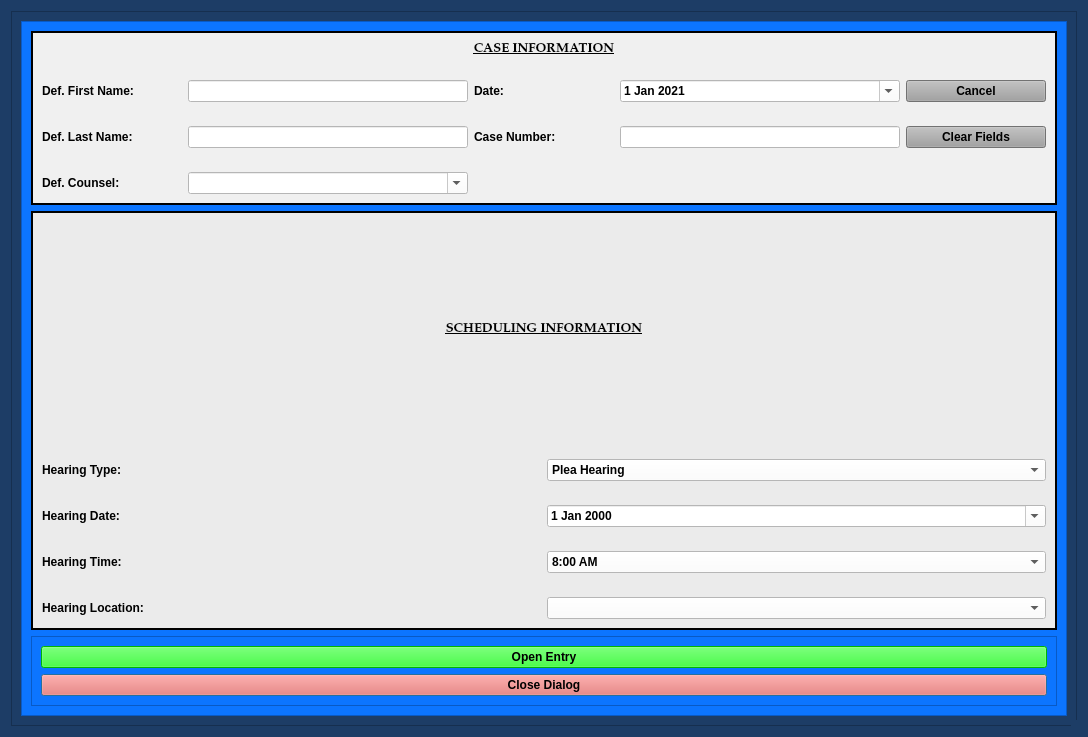
This is munientry/views/ui/GeneralNoticeOfHearingDialog.ui in HunterProgram22/MuniEntry as Qt 5 draws it before an edit. The edited form follows.
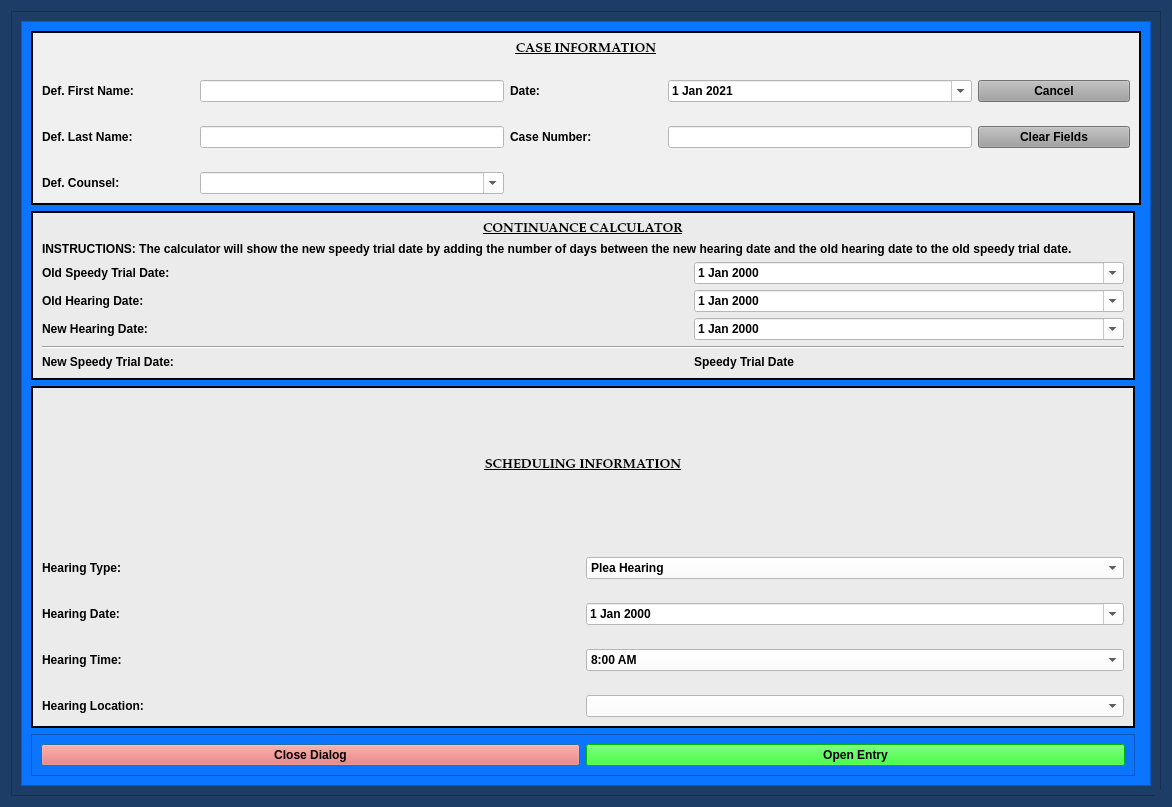
This is the edited form. Custom widgets are drawn as their Qt base class.

Commit message: Added continuance calculator to General Hearing Notice.

```diff
--- a/munientry/views/ui/GeneralNoticeOfHearingDialog.ui
+++ b/munientry/views/ui/GeneralNoticeOfHearingDialog.ui
@@ -12,8 +12,8 @@
    <rect>
     <x>0</x>
     <y>0</y>
-    <width>1088</width>
-    <height>737</height>
+    <width>1172</width>
+    <height>807</height>
    </rect>
   </property>
   <property name="sizePolicy">
@@ -180,12 +180,12 @@
           <rect>
            <x>0</x>
            <y>0</y>
-           <width>1048</width>
-           <height>697</height>
+           <width>1132</width>
+           <height>767</height>
           </rect>
          </property>
          <layout class="QGridLayout" name="gridLayout_2">
-          <item row="2" column="0">
+          <item row="3" column="0">
            <widget class="QFrame" name="frame_8">
             <property name="styleSheet">
              <string notr="true">background-color: rgb(12, 117, 255);</string>
@@ -197,19 +197,7 @@
              <enum>QFrame::Raised</enum>
             </property>
             <layout class="QGridLayout" name="gridLayout_10">
-             <item row="2" column="0">
-              <widget class="QPushButton" name="close_dialog_Button">
-               <property name="styleSheet">
-                <string notr="true">background-color: rgb(255, 96, 82);
-font: 75 11pt &quot;Palatino Linotype&quot;;
-font-weight: bold;</string>
-               </property>
-               <property name="text">
-                <string>Close Dialog</string>
-               </property>
-              </widget>
-             </item>
-             <item row="0" column="0">
+             <item row="0" column="1">
               <widget class="QPushButton" name="create_entry_Button">
                <property name="styleSheet">
                 <string notr="true">background-color: rgb(0, 255, 0);
@@ -224,10 +212,202 @@
                </property>
               </widget>
              </item>
+             <item row="0" column="0">
+              <widget class="QPushButton" name="close_dialog_Button">
+               <property name="styleSheet">
+                <string notr="true">background-color: rgb(255, 96, 82);
+font: 75 11pt &quot;Palatino Linotype&quot;;
+font-weight: bold;</string>
+               </property>
+               <property name="text">
+                <string>Close Dialog</string>
+               </property>
+              </widget>
+             </item>
             </layout>
            </widget>
           </item>
-          <item row="1" column="0">
+          <item row="0" column="0" colspan="2">
+           <widget class="QFrame" name="case_name_Frame">
+            <property name="sizePolicy">
+             <sizepolicy hsizetype="Preferred" vsizetype="Preferred">
+              <horstretch>0</horstretch>
+              <verstretch>0</verstretch>
+             </sizepolicy>
+            </property>
+            <property name="styleSheet">
+             <string notr="true">background-color: rgb(240, 240, 240);</string>
+            </property>
+            <property name="frameShape">
+             <enum>QFrame::Box</enum>
+            </property>
+            <property name="frameShadow">
+             <enum>QFrame::Plain</enum>
+            </property>
+            <property name="lineWidth">
+             <number>2</number>
+            </property>
+            <layout class="QGridLayout" name="gridLayout_5">
+             <item row="0" column="0">
+              <layout class="QGridLayout" name="gridLayout" columnstretch="1,2,1,2,1">
+               <property name="verticalSpacing">
+                <number>24</number>
+               </property>
+               <item row="1" column="0">
+                <widget class="QLabel" name="label">
+                 <property name="text">
+                  <string>Def. First Name:</string>
+                 </property>
+                </widget>
+               </item>
+               <item row="1" column="1">
+                <widget class="QLineEdit" name="defendant_first_name_lineEdit">
+                 <property name="styleSheet">
+                  <string notr="true">background-color: rgb(255, 255, 255);</string>
+                 </property>
+                </widget>
+               </item>
+               <item row="1" column="2">
+                <widget class="QLabel" name="label_26">
+                 <property name="text">
+                  <string>Date:</string>
+                 </property>
+                </widget>
+               </item>
+               <item row="1" column="3">
+                <widget class="NoScrollDateEdit" name="entry_date">
+                 <property name="focusPolicy">
+                  <enum>Qt::NoFocus</enum>
+                 </property>
+                 <property name="styleSheet">
+                  <string notr="true">color: rgb(0, 0, 0);
+background-color: rgb(255, 255, 255);</string>
+                 </property>
+                 <property name="minimumDate">
+                  <date>
+                   <year>2021</year>
+                   <month>1</month>
+                   <day>1</day>
+                  </date>
+                 </property>
+                 <property name="calendarPopup">
+                  <bool>true</bool>
+                 </property>
+                 <property name="date">
+                  <date>
+                   <year>2021</year>
+                   <month>1</month>
+                   <day>1</day>
+                  </date>
+                 </property>
+                </widget>
+               </item>
+               <item row="1" column="4">
+                <widget class="QPushButton" name="cancel_Button">
+                 <property name="focusPolicy">
+                  <enum>Qt::NoFocus</enum>
+                 </property>
+                 <property name="styleSheet">
+                  <string notr="true">background-color: rgb(160, 160, 160);</string>
+                 </property>
+                 <property name="text">
+                  <string>Cancel</string>
+                 </property>
+                </widget>
+               </item>
+               <item row="2" column="0">
+                <widget class="QLabel" name="label_2">
+                 <property name="text">
+                  <string>Def. Last Name:</string>
+                 </property>
+                </widget>
+               </item>
+               <item row="2" column="1">
+                <widget class="QLineEdit" name="defendant_last_name_lineEdit">
+                 <property name="enabled">
+                  <bool>true</bool>
+                 </property>
+                 <property name="styleSheet">
+                  <string notr="true">background-color: rgb(255, 255, 255);</string>
+                 </property>
+                </widget>
+               </item>
+               <item row="2" column="2">
+                <widget class="QLabel" name="label_3">
+                 <property name="text">
+                  <string>Case Number:</string>
+                 </property>
+                </widget>
+               </item>
+               <item row="2" column="3">
+                <widget class="QLineEdit" name="case_number_lineEdit">
+                 <property name="maximumSize">
+                  <size>
+                   <width>500</width>
+                   <height>16777215</height>
+                  </size>
+                 </property>
+                 <property name="styleSheet">
+                  <string notr="true">background-color: rgb(255, 255, 255);</string>
+                 </property>
+                </widget>
+               </item>
+               <item row="2" column="4">
+                <widget class="QPushButton" name="clear_fields_case_Button">
+                 <property name="focusPolicy">
+                  <enum>Qt::NoFocus</enum>
+                 </property>
+                 <property name="styleSheet">
+                  <string notr="true">background-color: rgb(160, 160, 160);</string>
+                 </property>
+                 <property name="text">
+                  <string>Clear Fields</string>
+                 </property>
+                </widget>
+               </item>
+               <item row="3" column="0">
+                <widget class="QLabel" name="label_24">
+                 <property name="text">
+                  <string>Def. Counsel:</string>
+                 </property>
+                </widget>
+               </item>
+               <item row="3" column="1">
+                <widget class="DefenseCounselComboBox" name="defense_counsel_name_box">
+                 <property name="styleSheet">
+                  <string notr="true">background-color: rgb(255, 255, 255);</string>
+                 </property>
+                 <property name="editable">
+                  <bool>true</bool>
+                 </property>
+                </widget>
+               </item>
+               <item row="0" column="0" colspan="5">
+                <widget class="QLabel" name="label_6">
+                 <property name="font">
+                  <font>
+                   <family>Palatino Linotype</family>
+                   <pointsize>10</pointsize>
+                   <weight>75</weight>
+                   <italic>false</italic>
+                   <bold>true</bold>
+                   <underline>true</underline>
+                  </font>
+                 </property>
+                 <property name="text">
+                  <string>CASE INFORMATION</string>
+                 </property>
+                 <property name="alignment">
+                  <set>Qt::AlignCenter</set>
+                 </property>
+                </widget>
+               </item>
+              </layout>
+             </item>
+            </layout>
+           </widget>
+          </item>
+          <item row="2" column="0">
            <widget class="QFrame" name="frame_5">
             <property name="styleSheet">
              <string notr="true">background-color: rgb(235, 235, 235);</string>
@@ -525,16 +705,10 @@
             </layout>
            </widget>
           </item>
-          <item row="0" column="0">
-           <widget class="QFrame" name="case_name_Frame">
-            <property name="sizePolicy">
-             <sizepolicy hsizetype="Preferred" vsizetype="Preferred">
-              <horstretch>0</horstretch>
-              <verstretch>0</verstretch>
-             </sizepolicy>
-            </property>
+          <item row="1" column="0">
+           <widget class="QFrame" name="frame_6">
             <property name="styleSheet">
-             <string notr="true">background-color: rgb(240, 240, 240);</string>
+             <string notr="true">background-color: rgb(235, 235, 235);</string>
             </property>
             <property name="frameShape">
              <enum>QFrame::Box</enum>
@@ -545,162 +719,106 @@
             <property name="lineWidth">
              <number>2</number>
             </property>
-            <layout class="QGridLayout" name="gridLayout_5">
-             <item row="0" column="0">
-              <layout class="QGridLayout" name="gridLayout" columnstretch="1,2,1,2,1">
-               <property name="verticalSpacing">
-                <number>24</number>
+            <layout class="QGridLayout" name="gridLayout_7" columnstretch="3,2">
+             <item row="5" column="0" colspan="2">
+              <widget class="Line" name="line">
+               <property name="orientation">
+                <enum>Qt::Horizontal</enum>
                </property>
-               <item row="1" column="0">
-                <widget class="QLabel" name="label">
-                 <property name="text">
-                  <string>Def. First Name:</string>
-                 </property>
-                </widget>
-               </item>
-               <item row="1" column="1">
-                <widget class="QLineEdit" name="defendant_first_name_lineEdit">
-                 <property name="styleSheet">
-                  <string notr="true">background-color: rgb(255, 255, 255);</string>
-                 </property>
-                </widget>
-               </item>
-               <item row="1" column="2">
-                <widget class="QLabel" name="label_26">
-                 <property name="text">
-                  <string>Date:</string>
-                 </property>
-                </widget>
-               </item>
-               <item row="1" column="3">
-                <widget class="NoScrollDateEdit" name="entry_date">
-                 <property name="focusPolicy">
-                  <enum>Qt::NoFocus</enum>
-                 </property>
-                 <property name="styleSheet">
-                  <string notr="true">color: rgb(0, 0, 0);
+              </widget>
+             </item>
+             <item row="2" column="1">
+              <widget class="NoScrollDateEdit" name="old_speedy_trial_dateEdit">
+               <property name="styleSheet">
+                <string notr="true">color: rgb(0, 0, 0);
 background-color: rgb(255, 255, 255);</string>
-                 </property>
-                 <property name="minimumDate">
-                  <date>
-                   <year>2021</year>
-                   <month>1</month>
-                   <day>1</day>
-                  </date>
-                 </property>
-                 <property name="calendarPopup">
-                  <bool>true</bool>
-                 </property>
-                 <property name="date">
-                  <date>
-                   <year>2021</year>
-                   <month>1</month>
-                   <day>1</day>
-                  </date>
-                 </property>
-                </widget>
-               </item>
-               <item row="1" column="4">
-                <widget class="QPushButton" name="cancel_Button">
-                 <property name="focusPolicy">
-                  <enum>Qt::NoFocus</enum>
-                 </property>
-                 <property name="styleSheet">
-                  <string notr="true">background-color: rgb(160, 160, 160);</string>
-                 </property>
-                 <property name="text">
-                  <string>Cancel</string>
-                 </property>
-                </widget>
-               </item>
-               <item row="2" column="0">
-                <widget class="QLabel" name="label_2">
-                 <property name="text">
-                  <string>Def. Last Name:</string>
-                 </property>
-                </widget>
-               </item>
-               <item row="2" column="1">
-                <widget class="QLineEdit" name="defendant_last_name_lineEdit">
-                 <property name="enabled">
-                  <bool>true</bool>
-                 </property>
-                 <property name="styleSheet">
-                  <string notr="true">background-color: rgb(255, 255, 255);</string>
-                 </property>
-                </widget>
-               </item>
-               <item row="2" column="2">
-                <widget class="QLabel" name="label_3">
-                 <property name="text">
-                  <string>Case Number:</string>
-                 </property>
-                </widget>
-               </item>
-               <item row="2" column="3">
-                <widget class="QLineEdit" name="case_number_lineEdit">
-                 <property name="maximumSize">
-                  <size>
-                   <width>500</width>
-                   <height>16777215</height>
-                  </size>
-                 </property>
-                 <property name="styleSheet">
-                  <string notr="true">background-color: rgb(255, 255, 255);</string>
-                 </property>
-                </widget>
-               </item>
-               <item row="2" column="4">
-                <widget class="QPushButton" name="clear_fields_case_Button">
-                 <property name="focusPolicy">
-                  <enum>Qt::NoFocus</enum>
-                 </property>
-                 <property name="styleSheet">
-                  <string notr="true">background-color: rgb(160, 160, 160);</string>
-                 </property>
-                 <property name="text">
-                  <string>Clear Fields</string>
-                 </property>
-                </widget>
-               </item>
-               <item row="3" column="0">
-                <widget class="QLabel" name="label_24">
-                 <property name="text">
-                  <string>Def. Counsel:</string>
-                 </property>
-                </widget>
-               </item>
-               <item row="3" column="1">
-                <widget class="DefenseCounselComboBox" name="defense_counsel_name_box">
-                 <property name="styleSheet">
-                  <string notr="true">background-color: rgb(255, 255, 255);</string>
-                 </property>
-                 <property name="editable">
-                  <bool>true</bool>
-                 </property>
-                </widget>
-               </item>
-               <item row="0" column="0" colspan="5">
-                <widget class="QLabel" name="label_6">
-                 <property name="font">
-                  <font>
-                   <family>Palatino Linotype</family>
-                   <pointsize>10</pointsize>
-                   <weight>75</weight>
-                   <italic>false</italic>
-                   <bold>true</bold>
-                   <underline>true</underline>
-                  </font>
-                 </property>
-                 <property name="text">
-                  <string>CASE INFORMATION</string>
-                 </property>
-                 <property name="alignment">
-                  <set>Qt::AlignCenter</set>
-                 </property>
-                </widget>
-               </item>
-              </layout>
+               </property>
+               <property name="calendarPopup">
+                <bool>true</bool>
+               </property>
+              </widget>
+             </item>
+             <item row="3" column="0">
+              <widget class="QLabel" name="label_10">
+               <property name="text">
+                <string>Old Hearing Date:</string>
+               </property>
+              </widget>
+             </item>
+             <item row="6" column="0">
+              <widget class="QLabel" name="label_13">
+               <property name="text">
+                <string>New Speedy Trial Date:</string>
+               </property>
+              </widget>
+             </item>
+             <item row="3" column="1">
+              <widget class="NoScrollDateEdit" name="old_hearing_dateEdit">
+               <property name="styleSheet">
+                <string notr="true">background-color: rgb(255, 255, 255);</string>
+               </property>
+               <property name="calendarPopup">
+                <bool>true</bool>
+               </property>
+              </widget>
+             </item>
+             <item row="6" column="1">
+              <widget class="QLabel" name="speedy_trial_date_label">
+               <property name="text">
+                <string>Speedy Trial Date</string>
+               </property>
+              </widget>
+             </item>
+             <item row="4" column="0">
+              <widget class="QLabel" name="label_15">
+               <property name="text">
+                <string>New Hearing Date:</string>
+               </property>
+              </widget>
+             </item>
+             <item row="4" column="1">
+              <widget class="NoScrollDateEdit" name="new_hearing_dateEdit">
+               <property name="styleSheet">
+                <string notr="true">background-color: rgb(255, 255, 255);</string>
+               </property>
+               <property name="calendarPopup">
+                <bool>true</bool>
+               </property>
+              </widget>
+             </item>
+             <item row="2" column="0">
+              <widget class="QLabel" name="label_12">
+               <property name="text">
+                <string>Old Speedy Trial Date:</string>
+               </property>
+              </widget>
+             </item>
+             <item row="1" column="0" colspan="2">
+              <widget class="QLabel" name="label_9">
+               <property name="text">
+                <string>INSTRUCTIONS: The calculator will show the new speedy trial date by adding the number of days between the new hearing date and the old hearing date to the old speedy trial date.</string>
+               </property>
+              </widget>
+             </item>
+             <item row="0" column="0" colspan="2">
+              <widget class="QLabel" name="label_11">
+               <property name="font">
+                <font>
+                 <family>Palatino Linotype</family>
+                 <pointsize>10</pointsize>
+                 <weight>75</weight>
+                 <italic>false</italic>
+                 <bold>true</bold>
+                 <underline>true</underline>
+                </font>
+               </property>
+               <property name="text">
+                <string>CONTINUANCE CALCULATOR</string>
+               </property>
+               <property name="alignment">
+                <set>Qt::AlignCenter</set>
+               </property>
+              </widget>
              </item>
             </layout>
            </widget>
```
Left out of the diff: 1 changed line with no effect on the pictures. The commit also changes 5 other files.
